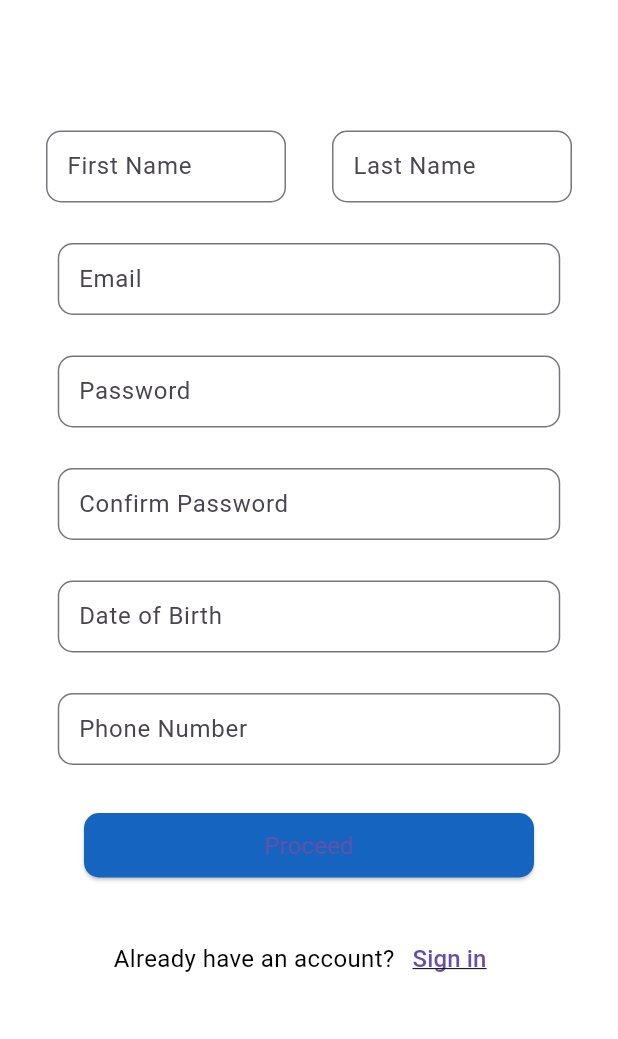
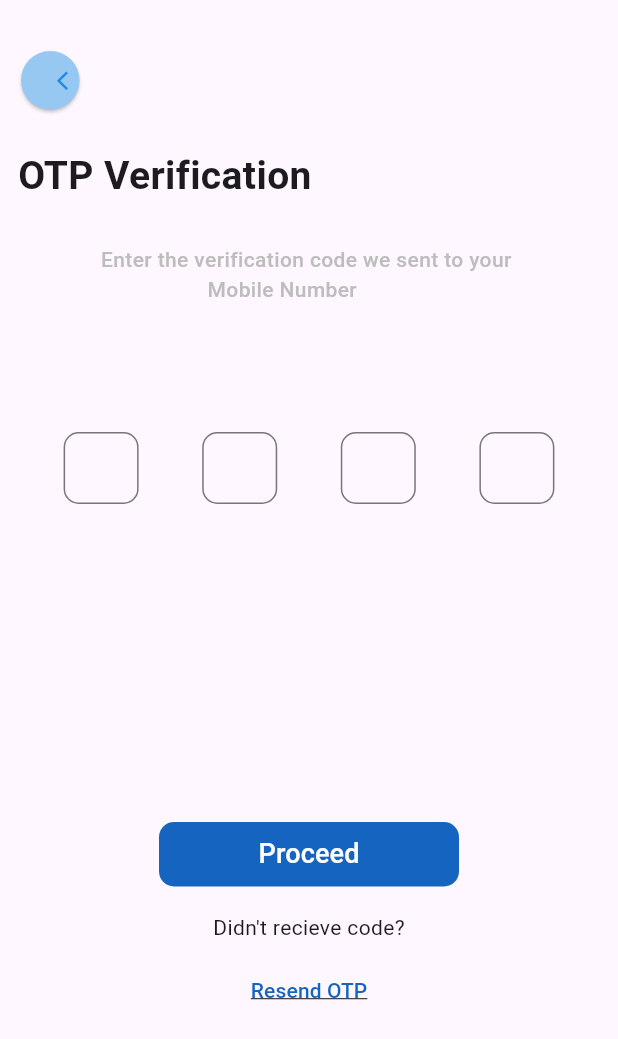
Before and after one commit to mirsadkt/campus-recruitment, a Flutter app: the screen it shows after launch, on a phone screen of 412 x 824 dp. Shown: the top 1039 px of the screen. Run offline on Flutter 3.47's test engine with Material 3 defaults, Android fonts, the phone set to English and light mode, and no system bars.

Commit message:
otp page completed

```diff
--- a/lib/main.dart
+++ b/lib/main.dart
@@ -2,6 +2,7 @@
 
 import 'package:campus_recruitment/home.dart';
 import 'package:campus_recruitment/landing.dart';
+import 'package:campus_recruitment/otp.dart';
 import 'package:campus_recruitment/signup.dart';
 import 'package:flutter/material.dart';
 
@@ -22,7 +23,7 @@ class MyApp extends StatelessWidget {
         colorScheme: ColorScheme.fromSeed(seedColor: Colors.deepPurple),
         useMaterial3: true,
       ),
-      home: const SignupPage(),
+      home: const OnetimePassword(),
     );
   }
 }
--- /dev/null
+++ b/lib/otp.dart
@@ -0,0 +1,190 @@
+// ignore_for_file: prefer_const_constructors, prefer_const_literals_to_create_immutables, avoid_unnecessary_containers, sort_child_properties_last, sized_box_for_whitespace, avoid_print
+
+import 'package:flutter/material.dart';
+
+class OnetimePassword extends StatefulWidget {
+  const OnetimePassword({super.key});
+
+  @override
+  State<OnetimePassword> createState() => _OnetimePasswordState();
+}
+
+class _OnetimePasswordState extends State<OnetimePassword> {
+  @override
+  Widget build(BuildContext context) {
+    return MaterialApp(
+      debugShowCheckedModeBanner: false,
+      title: "OTP screen",
+      home: Scaffold(
+        body: Column(
+          children: [
+            Padding(
+              padding: const EdgeInsets.only(top: 20),
+              child: Row(
+                mainAxisAlignment: MainAxisAlignment.start,
+                children: [
+                  Padding(
+                    padding: const EdgeInsets.all(14.0),
+                    child: Container(
+                      height: 39,
+                      width: 39,
+                      child: ElevatedButton(
+                        onPressed: () {
+                          print("Back button Pressed");
+                        },
+                        child: Icon(
+                          Icons.arrow_back_ios,
+                          size: 15,
+                        ),
+                        style: ElevatedButton.styleFrom(
+                          backgroundColor: Color.fromARGB(255, 150, 200, 241),
+                          foregroundColor: Colors.blue.shade600,
+                          shape: RoundedRectangleBorder(
+                              borderRadius: BorderRadius.circular(20)),
+                        ),
+                      ),
+                    ),
+                  ),
+                ],
+              ),
+            ),
+            Padding(
+              padding: const EdgeInsets.all(12.0),
+              child: Row(
+                children: [
+                  Text(
+                    "OTP Verification",
+                    style: TextStyle(
+                      fontWeight: FontWeight.w600,
+                      fontSize: 26,
+                    ),
+                  ),
+                ],
+              ),
+            ),
+            Padding(
+              padding: const EdgeInsets.only(top: 15),
+              child: Text(
+                "Enter the verification code we sent to your \n \t \t  \t \t \t  \t \t \t Mobile Number",
+                style: TextStyle(
+                    color: Colors.grey.shade400, fontWeight: FontWeight.w500),
+              ),
+            ),
+            Center(
+              child: Padding(
+                padding: const EdgeInsets.only(top: 85),
+                child: Row(
+                  mainAxisAlignment: MainAxisAlignment.spaceEvenly,
+                  children: [
+                    Container(
+                      height: 50,
+                      width: 50,
+                      child: TextField(
+                        keyboardType: TextInputType.number,
+                        decoration: InputDecoration(
+                            border: OutlineInputBorder(
+                                borderRadius: BorderRadius.circular(10),
+                                borderSide: BorderSide(
+                                  width: 4,
+                                )),
+                            contentPadding: EdgeInsets.all(10)),
+                      ),
+                    ),
+                    Container(
+                      height: 50,
+                      width: 50,
+                      child: TextField(
+                        keyboardType: TextInputType.number,
+                        decoration: InputDecoration(
+                          border: OutlineInputBorder(
+                            borderRadius: BorderRadius.circular(10),
+                            borderSide: BorderSide(
+                              width: 4,
+                            ),
+                          ),
+                          contentPadding: EdgeInsets.all(10),
+                        ),
+                      ),
+                    ),
+                    Container(
+                      height: 50,
+                      width: 50,
+                      child: TextField(
+                        keyboardType: TextInputType.number,
+                        decoration: InputDecoration(
+                          border: OutlineInputBorder(
+                            borderRadius: BorderRadius.circular(10),
+                            borderSide: BorderSide(
+                              width: 4,
+                            ),
+                          ),
+                          contentPadding: EdgeInsets.all(10),
+                        ),
+                      ),
+                    ),
+                    Container(
+                      height: 50,
+                      width: 50,
+                      child: TextField(
+                        keyboardType: TextInputType.number,
+                        decoration: InputDecoration(
+                          border: OutlineInputBorder(
+                              borderRadius: BorderRadius.circular(10),
+                              borderSide: BorderSide(
+                                width: 4,
+                              ),),
+                          contentPadding: EdgeInsets.all(10),
+                        ),
+                      ),
+                    )
+                  ],
+                ),
+              ),
+            ),
+            Padding(
+              padding: const EdgeInsets.only(top: 210),
+              child: Container(
+                height: 43,
+                width: 200,
+                child: TextButton(onPressed: (){},
+                 child: Text("Proceed",
+                 style: TextStyle(
+                  fontSize: 18,
+                 ),
+                 ),
+                 style: ElevatedButton.styleFrom(
+                  foregroundColor: Colors.white,
+                  backgroundColor: Colors.blue.shade800,
+                  shape: RoundedRectangleBorder(
+                    borderRadius: BorderRadius.circular(10),
+                  ),
+                 ),
+                 ),
+              ),
+            ),
+            Padding(
+              padding: const EdgeInsets.only(top: 17),
+              child: Text("Didn't recieve code?",
+              style: TextStyle(
+                fontWeight: FontWeight.w400,
+              ),
+              ),
+            ),
+            Padding(
+              padding: const EdgeInsets.all(8.0),
+              child: TextButton(onPressed: (){},
+               child: Text("Resend OTP",
+               style: TextStyle(
+                color: Colors.blue.shade800,
+                decoration: TextDecoration.underline,
+               ),
+
+               ),
+               ),
+            ),
+          ],
+        ),
+      ),
+    );
+  }
+}
--- a/lib/signup.dart
+++ b/lib/signup.dart
@@ -246,7 +246,7 @@ class _SignupPageState extends State<SignupPage> {
                       ],
                     ),
                   ),
-                )
+                ),
               ],
             ),
           ),
```
